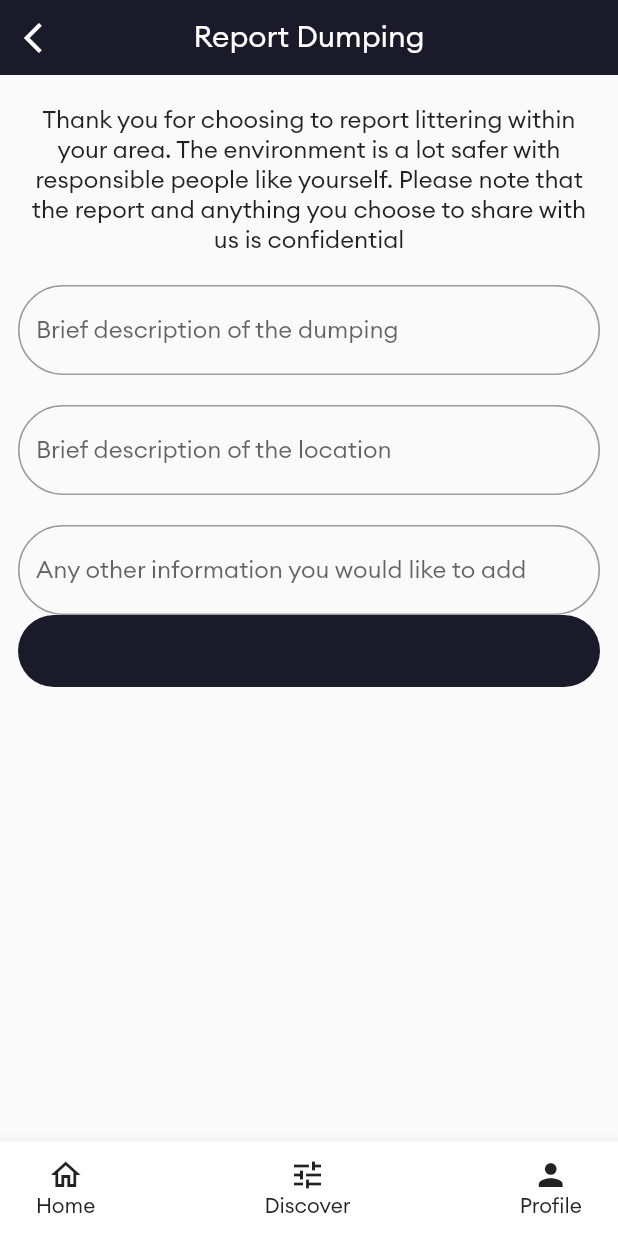
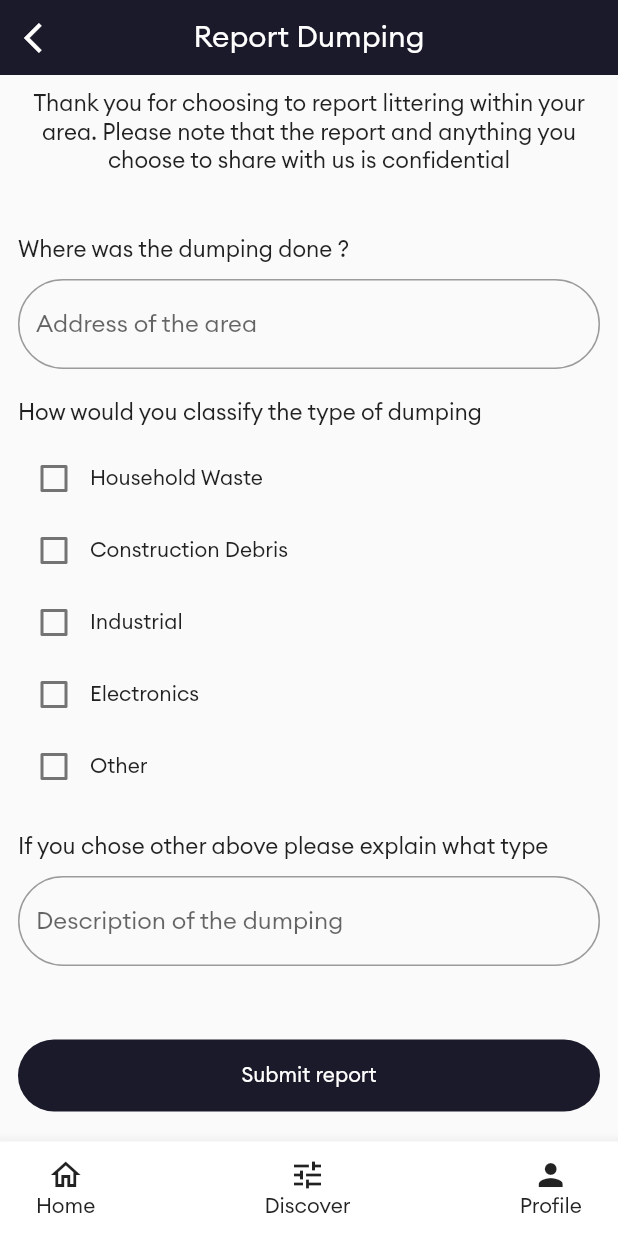
Before and after one commit to Tinday/GarbageCollection, a Flutter app: the ReportPage screen opened by its route, on a phone screen of 412 x 824 dp. Run offline on Flutter 3.47's test engine with Material 2 defaults, Android fonts, the phone set to English and light mode, and no system bars; our stand-ins replace async_redux, cloud_firestore, firebase_auth, firebase_core, flutter_svg, freezed_annotation and 1 more; accounts and stored records are empty; generated files the repository leaves out were written again.

Commit message:
chore: report dumping
- report dumping

```diff
--- a/lib/presentation/profile/pages/change_email_page.dart
+++ b/lib/presentation/profile/pages/change_email_page.dart
@@ -53,6 +53,8 @@ class _ChangeEmailPageState extends State<ChangeEmailPage> {
                 ),
               ),
               StoreConnector<AppState, UserStateViewModel>(
+                converter: (Store<AppState> store) =>
+                    UserStateViewModel.fromStore(store),
                 builder: (BuildContext context, UserStateViewModel vm) {
                   final String? documentId = vm.documentId;
                   return SizedBox(
--- a/lib/presentation/profile/pages/change_user_name_page.dart
+++ b/lib/presentation/profile/pages/change_user_name_page.dart
@@ -50,6 +50,8 @@ class _ChangeUserNamePageState extends State<ChangeUserNamePage> {
               ),
             ),
             StoreConnector<AppState, UserStateViewModel>(
+              converter: (Store<AppState> store) =>
+                  UserStateViewModel.fromStore(store),
               builder: (BuildContext context, UserStateViewModel vm) {
                 final String? documentId = vm.documentId;
                 return SizedBox(
--- a/lib/presentation/report/pages/report_page.dart
+++ b/lib/presentation/report/pages/report_page.dart
@@ -1,5 +1,8 @@
+import 'package:async_redux/async_redux.dart';
+import 'package:cloud_firestore/cloud_firestore.dart';
 import 'package:flutter/material.dart';
-import 'package:garbage_control/constants/strings.dart';
+import 'package:garbage_control/application/redux/states/app_state.dart';
+import 'package:garbage_control/application/redux/view_models/user_state_view_model.dart';
 import 'package:garbage_control/constants/theme.dart';
 import 'package:garbage_control/infrastructure/validators.dart';
 import 'package:garbage_control/presentation/core/widgets/custom_appbar.dart';
@@ -15,80 +18,153 @@ class ReportPage extends StatefulWidget {
 class _ReportPageState extends State<ReportPage> {
   final GlobalKey<FormState> formKey = GlobalKey<FormState>();
   final Map<String, dynamic> variables = <String, dynamic>{};
+  bool isHouseWaste = false;
+  bool isConstructionWaste = false;
+  bool isIndustrialWaste = false;
+  bool isElectronicWaste = false;
+  bool isOtherWaste = false;
+
   @override
   Widget build(BuildContext context) {
-    // final Widget appbarIcon = TextButton(
-    //   onPressed: () async {
-    //     if (formKey.currentState!.validate()) {
-    //       formKey.currentState!.save();
-    //       formKey.currentState!.reset();
-    //     }
-    //   },
-    //   child: const Text(
-    //     update,
-    //     style: TextStyle(color: whiteColor, fontSize: 16),
-    //   ),
-    // );
     return Scaffold(
-      appBar: const CustomAppBar(
-        title: 'Report Dumping',
-      ),
+      appBar: const CustomAppBar(title: 'Report Dumping'),
       body: SafeArea(
-        child: SingleChildScrollView(
         child: Padding(
           padding: const EdgeInsets.symmetric(horizontal: 12.0),
           child: Column(
+            children: [
+              Expanded(
+                child: Form(
+                  key: formKey,
+                  child: ListView(
                     children: <Widget>[
-                const SizedBox(height: 20),
+                      const SizedBox(height: 10),
                       const Text(
-                  'Thank you for choosing to report littering within your area. The environment is a lot safer with responsible people like yourself. Please note that the report and anything you choose to share with us is confidential ',
-                  style: TextStyle(fontSize: 16),
+                        'Thank you for choosing to report littering within your area. Please note that the report and anything you choose to share with us is confidential ',
+                        style: TextStyle(fontSize: 15),
                         textAlign: TextAlign.center,
                       ),
-                const SizedBox(height: 20),
+                      const SizedBox(height: 40),
+                      const Text(
+                        'Where was the dumping done ?',
+                        style: TextStyle(fontSize: 15),
+                      ),
+                      const SizedBox(height: 10),
                       TextFormField(
                         decoration: inputDecoration.copyWith(
-                    hintText: 'Brief description of the dumping',
+                          hintText: 'Address of the area',
                         ),
                         validator: (String? value) {
                           return validateString(value);
                         },
                         onSaved: (String? newValue) {
-                    variables['current_password'] = newValue.toString().trim();
+                          variables['address_of_dumping'] =
+                              newValue.toString().trim();
                         },
                       ),
                       const SizedBox(height: 20),
+                      const Text(
+                        'How would you classify the type of dumping',
+                        style: TextStyle(fontSize: 15),
+                      ),
+                      const SizedBox(height: 10),
+                      Column(
+                        children: <Widget>[
+                          Row(
+                            children: <Widget>[
+                              Checkbox(
+                                  value: isHouseWaste,
+                                  onChanged: (bool? val) {}),
+                              const Text('Household Waste')
+                            ],
+                          ),
+                          Row(
+                            children: <Widget>[
+                              Checkbox(
+                                  value: isConstructionWaste,
+                                  onChanged: (bool? val) {}),
+                              const Text('Construction Debris')
+                            ],
+                          ),
+                          Row(
+                            children: <Widget>[
+                              Checkbox(
+                                  value: isIndustrialWaste,
+                                  onChanged: (bool? val) {}),
+                              const Text('Industrial')
+                            ],
+                          ),
+                          Row(
+                            children: <Widget>[
+                              Checkbox(
+                                  value: isElectronicWaste,
+                                  onChanged: (bool? val) {}),
+                              const Text('Electronics')
+                            ],
+                          ),
+                          Row(
+                            children: <Widget>[
+                              Checkbox(
+                                  value: isOtherWaste,
+                                  onChanged: (bool? val) {}),
+                              const Text('Other')
+                            ],
+                          ),
+                        ],
+                      ),
+                      const SizedBox(height: 20),
+                      const Text(
+                        'If you chose other above please explain what type',
+                        style: TextStyle(fontSize: 15),
+                      ),
+                      const SizedBox(height: 10),
                       TextFormField(
                         decoration: inputDecoration.copyWith(
-                    hintText: 'Brief description of the location',
+                          hintText: 'Description of the dumping',
                         ),
-                  validator: (String? value) {
-                    return validateString(value);
-                  },
                         onSaved: (String? newValue) {
-                    variables['current_password'] = newValue.toString().trim();
+                          variables['other_description'] =
+                              newValue.toString().trim();
                         },
                       ),
                       const SizedBox(height: 20),
-                TextFormField(
-                  decoration: inputDecoration.copyWith(
-                    hintText: 'Any other information you would like to add',
+                    ],
                   ),
-                  validator: (String? value) {
-                    return validateString(value);
-                  },
-                  onSaved: (String? newValue) {
-                    variables['current_password'] = newValue.toString().trim();
-                  },
+                ),
               ),
               SizedBox(
                 height: 48,
                 width: double.infinity,
-                  child:
-                      ElevatedButton(onPressed: () {}, child: const Text('')),
-                )
+                child: StoreConnector<AppState, UserStateViewModel>(
+                  converter: (Store<AppState> store) =>
+                      UserStateViewModel.fromStore(store),
+                  builder: (BuildContext context, UserStateViewModel vm) {
+                    final String? documentId = vm.documentId;
+                    return ElevatedButton(
+                      onPressed: () async {
+                        if (formKey.currentState!.validate()) {
+                          formKey.currentState!.save();
+                          CollectionReference users =
+                              FirebaseFirestore.instance.collection('users');
+                          users.add({
+                            'reporter': documentId,
+                            'address_of_dumping':
+                                variables['address_of_dumping'],
+                            'isHouseWaste': isHouseWaste,
+                            'isConstructionWaste': isConstructionWaste,
+                            'isIndustrialWaste': isIndustrialWaste,
+                            'isElectronicWaste': isElectronicWaste,
+                            'isOtherWaste': isOtherWaste,
+                          });
+                        }
+                      },
+                      child: const Text('Submit report'),
+                    );
+                  },
+                ),
+              ),
+              const SizedBox(height: 20),
             ],
-            ),
           ),
         ),
       ),
```
Lines whose indentation alone changed are shown as unchanged.
